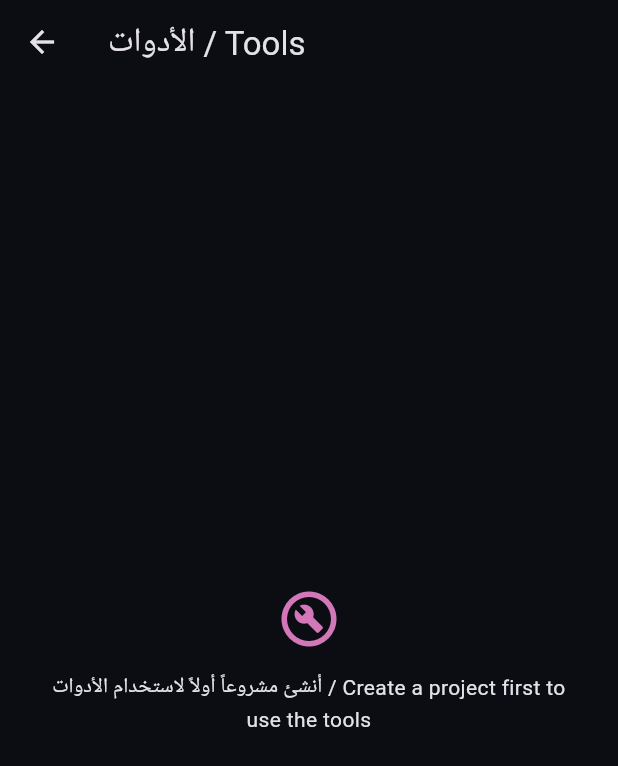
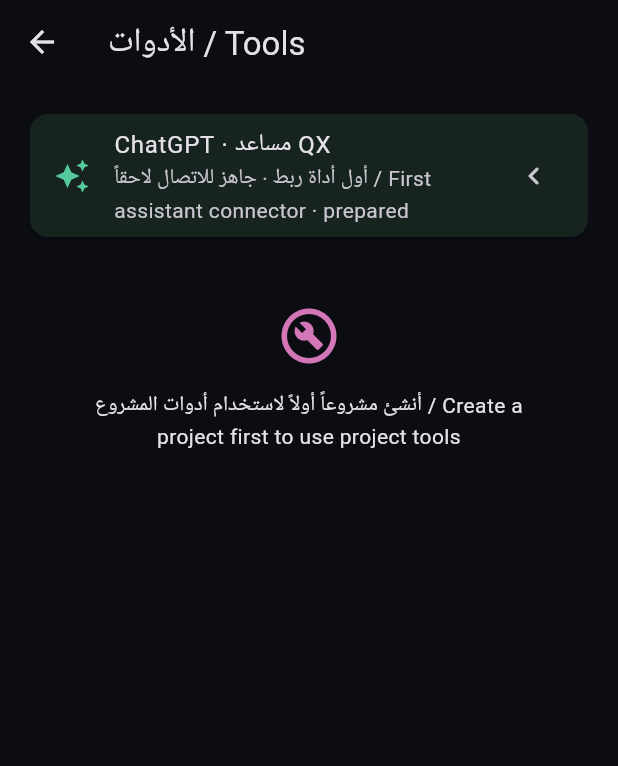
Before and after one commit to alisrm73/QX-Project, a Flutter app: the ToolsPage screen opened directly, on a phone screen of 412 x 824 dp. Shown: the top 766 px of the screen. Run offline on Flutter 3.47's test engine with Material 3 defaults, Android fonts, the phone set to English and light mode, and no system bars; our stand-ins replace webview_flutter.

Commit message:
Add ChatGPT as first prepared tool connector

```diff
--- a/lib/screens/tools_page.dart
+++ b/lib/screens/tools_page.dart
@@ -4,6 +4,7 @@ import '../models/qx_project.dart';
 import '../services/project_store.dart';
 import '../services/workspace_store.dart';
 import 'project_preview_page.dart';
+import 'assistant_connector_page.dart';
 
 class ToolsPage extends StatefulWidget {
   const ToolsPage({
@@ -57,8 +58,15 @@ class _ToolsPageState extends State<ToolsPage> {
             }
             final projects = snapshot.data ?? const <QxProject>[];
             if (projects.isEmpty) {
-              return const _ToolsMessage(
-                message: 'أنشئ مشروعاً أولاً لاستخدام الأدوات / Create a project first to use the tools',
+              return ListView(
+                padding: const EdgeInsets.all(16),
+                children: [
+                  _ChatGptConnectorCard(),
+                  const SizedBox(height: 12),
+                  const _ToolsMessage(
+                    message: 'أنشئ مشروعاً أولاً لاستخدام أدوات المشروع / Create a project first to use project tools',
+                  ),
+                ],
               );
             }
             return RefreshIndicator(
@@ -66,6 +74,8 @@ class _ToolsPageState extends State<ToolsPage> {
               child: ListView(
                 padding: const EdgeInsets.all(16),
                 children: [
+                  _ChatGptConnectorCard(),
+                  const SizedBox(height: 16),
                   const Text(
                     'اختر مشروعاً لفحص ملفاته وأدواته / Choose a project to inspect its files and tools',
                     style: TextStyle(fontWeight: FontWeight.w700),
@@ -331,3 +341,21 @@ class _ToolsMessage extends StatelessWidget {
         ),
       );
 }
+
+class _ChatGptConnectorCard extends StatelessWidget {
+  @override
+  Widget build(BuildContext context) => Card(
+        color: const Color(0xFF17231F),
+        child: ListTile(
+          leading: const Icon(Icons.auto_awesome, color: Color(0xFF55C99A)),
+          title: const Text('ChatGPT · مساعد QX'),
+          subtitle: const Text('أول أداة ربط · جاهز للاتصال لاحقاً / First assistant connector · prepared'),
+          trailing: const Icon(Icons.chevron_left_rounded),
+          onTap: () => Navigator.of(context).push(
+            MaterialPageRoute<void>(
+              builder: (_) => const AssistantConnectorPage(),
+            ),
+          ),
+        ),
+      );
+}
```
